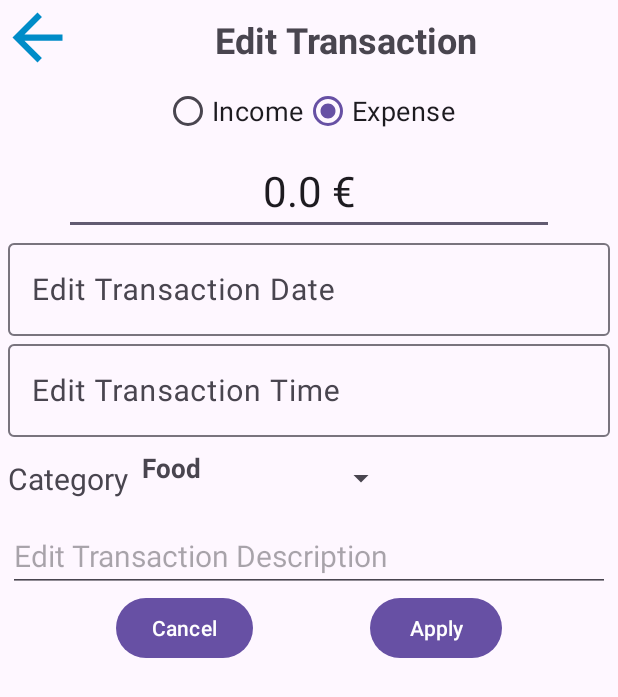
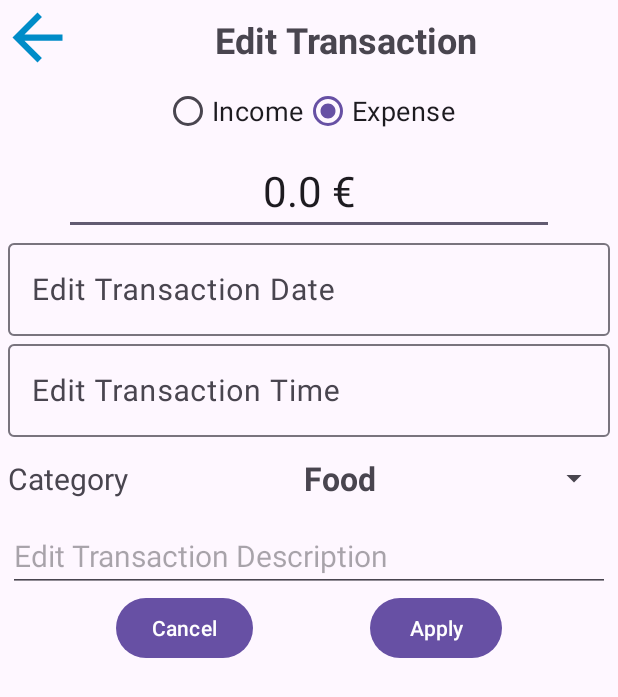
Before and after one commit to Alex-DCI/MyFinance, an Android app: the EditTransactionActivity screen opened directly, with no data from a screen before it, on a phone screen of 412 x 824 dp. Shown: the top 697 px of the screen. Run offline under Robolectric (Android 15) with nearby library versions, the phone set to English and light mode, and no system bars; 9 statements that could not run were skipped.

Commit message:
Small code improvements

```diff
--- a/app/src/main/java/org/dci/myfinance/CustomSpinnerAdapter.java
+++ b/app/src/main/java/org/dci/myfinance/CustomSpinnerAdapter.java
@@ -1,6 +1,7 @@
 package org.dci.myfinance;
 
 import android.content.Context;
+import android.text.TextUtils;
 import android.view.LayoutInflater;
 import android.view.View;
 import android.view.ViewGroup;
@@ -10,14 +11,15 @@ import android.widget.TextView;
 import java.util.List;
 
 public class CustomSpinnerAdapter extends BaseAdapter {
+    private Context context;
+    private List<String> categoriesList;
+    private LayoutInflater inflater;
+    private static final int MAX_WIDTH_DP = 200;
 
-    private final List<String> categoriesList;
-    LayoutInflater inflater;
-
-    public CustomSpinnerAdapter(Context context, List<String> categoriesList) {
-        super();
+    public CustomSpinnerAdapter(Context applicationContext, List<String> categoriesList) {
+        this.context = applicationContext;
         this.categoriesList = categoriesList;
-        inflater = (LayoutInflater) context.getSystemService(Context.LAYOUT_INFLATER_SERVICE);
+        inflater = LayoutInflater.from(applicationContext);
     }
 
     @Override
@@ -26,26 +28,54 @@ public class CustomSpinnerAdapter extends BaseAdapter {
     }
 
     @Override
-    public String getItem(int position) {
-        return categoriesList.get(position);
+    public String getItem(int i) {
+        return categoriesList.get(i);
     }
 
     @Override
-    public long getItemId(int position) {
-        return position;
+    public long getItemId(int i) {
+        return i;
     }
 
     @Override
     public View getView(int position, View convertView, ViewGroup parent) {
-        View view = convertView;
-        if (view == null) {
-            view = inflater.inflate(R.layout.custom_spinner_item, parent, false);
+        ViewHolder holder;
+
+        if (convertView == null) {
+            convertView = inflater.inflate(R.layout.custom_spinner_item, parent, false);
+            holder = new ViewHolder();
+            holder.category = convertView.findViewById(R.id.spinnerElement);
+            convertView.setTag(holder);
+        } else {
+            holder = (ViewHolder) convertView.getTag();
         }
-        view.setFocusable(false);
-        view.setFocusableInTouchMode(false);
+
         String category = categoriesList.get(position);
-        TextView spinnerElement = view.findViewById(R.id.spinnerElement);
-        spinnerElement.setText(category);
-        return view;
+        holder.category.setText(category);
+
+
+        int maxWidthPx = (int) (MAX_WIDTH_DP * context.getResources().getDisplayMetrics().density);
+        holder.category.setMaxWidth(maxWidthPx);
+
+
+        holder.category.setEllipsize(TextUtils.TruncateAt.MARQUEE);
+        holder.category.setSingleLine(true);
+        holder.category.setMarqueeRepeatLimit(-1);
+        holder.category.setHorizontallyScrolling(true);
+        holder.category.setFocusable(true);
+        holder.category.setFocusableInTouchMode(true);
+        holder.category.setFreezesText(true);
+        holder.category.setSelected(true);
+
+        return convertView;
+    }
+
+    @Override
+    public View getDropDownView(int position, View convertView, ViewGroup parent) {
+        return getView(position, convertView, parent);
+    }
+
+    private static class ViewHolder {
+        TextView category;
     }
 }
--- a/app/src/main/java/org/dci/myfinance/EditTransactionActivity.java
+++ b/app/src/main/java/org/dci/myfinance/EditTransactionActivity.java
@@ -4,11 +4,9 @@ import android.app.DatePickerDialog;
 import android.app.TimePickerDialog;
 import android.content.Intent;
 import android.os.Bundle;
-import android.util.DisplayMetrics;
 import android.util.Log;
 import android.view.View;
 import android.widget.AdapterView;
-import android.widget.ArrayAdapter;
 import android.widget.Button;
 import android.widget.EditText;
 import android.widget.ImageView;
--- a/app/src/main/res/layout/activity_edit_transaction.xml
+++ b/app/src/main/res/layout/activity_edit_transaction.xml
@@ -146,7 +146,7 @@
             android:layout_width="wrap_content"
             android:layout_height="55sp"
             app:layout_constraintBottom_toTopOf="@+id/descriptionEditText"
-            app:layout_constraintStart_toEndOf="@+id/categoryTextView"
+            app:layout_constraintEnd_toEndOf="parent"
             app:layout_constraintTop_toBottomOf="@+id/timeLayout" />
 
         <EditText
--- a/app/src/main/res/layout/custom_spinner_item.xml
+++ b/app/src/main/res/layout/custom_spinner_item.xml
@@ -1,29 +1,25 @@
 <?xml version="1.0" encoding="utf-8"?>
 <TextView xmlns:android="http://schemas.android.com/apk/res/android"
+    xmlns:app="http://schemas.android.com/apk/res-auto"
+    xmlns:tools="http://schemas.android.com/tools"
+
+    android:id="@+id/spinnerElement"
     android:layout_width="match_parent"
-    android:layout_height="55sp"
-    android:id="@+id/spinnerElement"
-    android:contentDescription="@string/category"
+    android:layout_height="wrap_content"
+    android:layout_marginRight="5sp"
+    android:contentDescription="@string/transaction"
     android:ellipsize="marquee"
-    android:freezesText="true"
+    android:focusable="true"
+    android:focusableInTouchMode="true"
     android:marqueeRepeatLimit="marquee_forever"
-    android:padding="8dp"
+    android:paddingStart="15sp"
+    android:paddingEnd="15sp"
+    android:scrollHorizontally="true"
     android:singleLine="true"
-    android:textAlignment="center"
-    android:textSize="18sp"
-    android:textStyle="bold"/>
-
-<!--    android:id="@+id/spinnerElement"-->
-<!--    android:layout_width="match_parent"-->
-<!--    android:layout_height="55sp"-->
-<!--    android:contentDescription="@string/category"-->
-<!--    android:ellipsize="marquee"-->
-<!--    android:focusable="true"-->
-<!--    android:focusableInTouchMode="true"-->
-<!--    android:freezesText="true"-->
-<!--    android:marqueeRepeatLimit="marquee_forever"-->
-<!--    android:padding="8dp"-->
-<!--    android:singleLine="true"-->
-<!--    android:textAlignment="center"-->
-<!--    android:textSize="18sp"-->
-<!--    android:textStyle="bold"-->
+    android:textAlignment="textStart"
+    android:textSize="22sp"
+    android:textStyle="bold"
+    app:layout_constraintEnd_toStartOf="@+id/dateTextView"
+    app:layout_constraintStart_toStartOf="parent"
+    app:layout_constraintTop_toTopOf="parent"
+    tools:ignore="RtlHardcoded" />
--- a/app/src/main/res/layout/history_recycler_view_item.xml
+++ b/app/src/main/res/layout/history_recycler_view_item.xml
@@ -1,11 +1,13 @@
 <?xml version="1.0" encoding="utf-8"?>
 <androidx.constraintlayout.widget.ConstraintLayout xmlns:android="http://schemas.android.com/apk/res/android"
     xmlns:app="http://schemas.android.com/apk/res-auto"
+    xmlns:tools="http://schemas.android.com/tools"
     android:layout_width="match_parent"
     android:layout_height="65sp"
     android:layout_marginTop="10sp"
     android:layout_marginBottom="10sp"
-    android:paddingStart="10sp">
+    android:paddingStart="10sp"
+    tools:ignore="RtlSymmetry">
 
     <TextView
         android:id="@+id/amountTextView"
@@ -26,7 +28,8 @@
         android:textStyle="bold"
         app:layout_constraintEnd_toStartOf="@+id/dateTextView"
         app:layout_constraintStart_toStartOf="parent"
-        app:layout_constraintTop_toTopOf="parent" />
+        app:layout_constraintTop_toTopOf="parent"
+        tools:ignore="RtlHardcoded" />
 
     <ImageView
         android:id="@+id/deleteTransactionImage"
```
